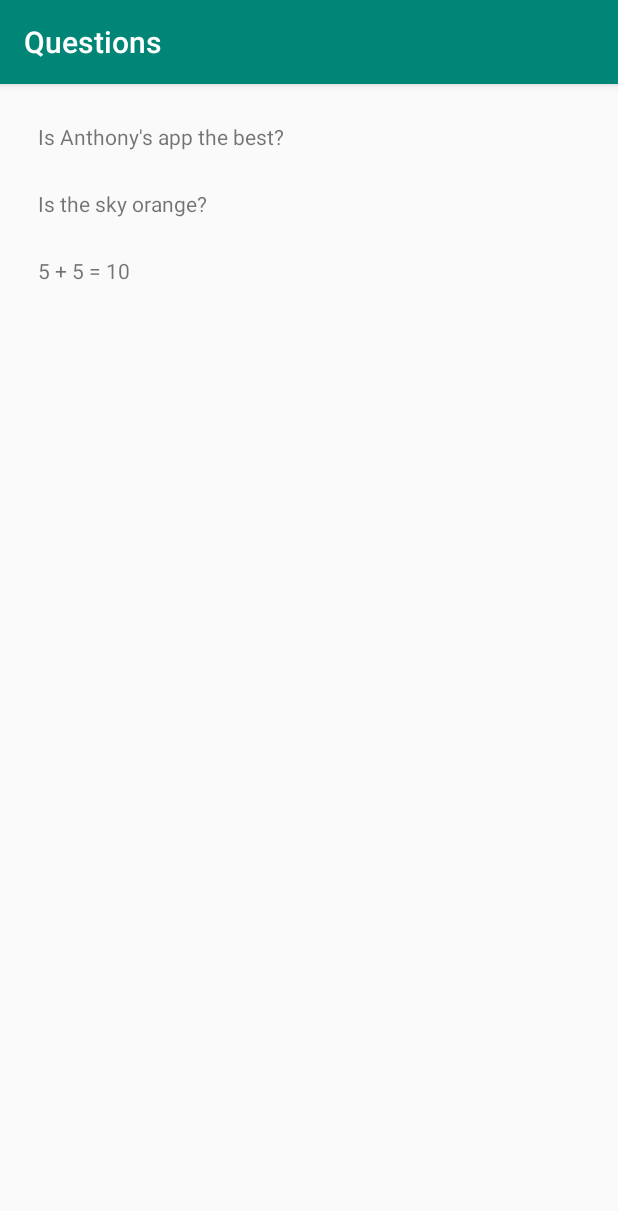
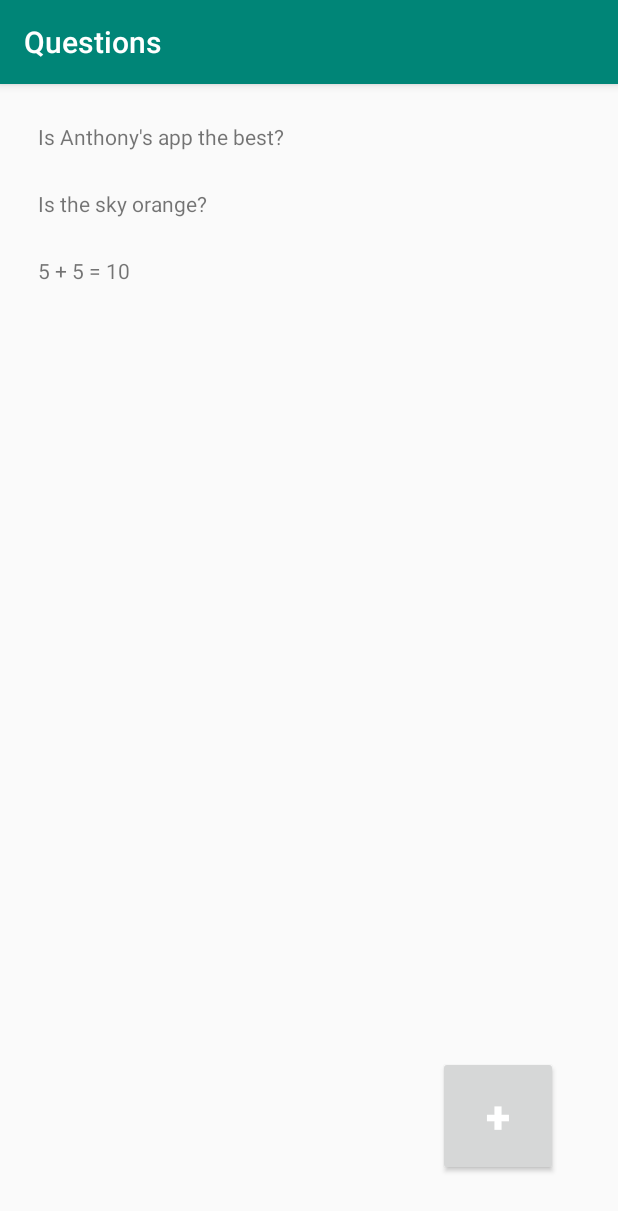
Before and after one commit to Arivlorn/Quizer-App, an Android app: the QuestionListFragment screen opened directly, with no data from a screen before it, on a phone screen of 412 x 824 dp. Shown: the top 1211 px of the screen. Run offline under Robolectric (Android 15) with nearby library versions, the phone set to English and light mode, and no system bars.

Commit message:
Added button to add questions to list.

```diff
--- a/app/build.gradle
+++ b/app/build.gradle
@@ -28,4 +28,5 @@ dependencies {
     androidTestImplementation 'androidx.test.ext:junit:1.1.1'
     androidTestImplementation 'androidx.test.espresso:espresso-core:3.2.0'
     implementation 'androidx.recyclerview:recyclerview:1.0.0'
+    implementation 'com.google.android.material:material:1.0.0'
 }
--- a/app/src/main/java/edu/andrews/cptr252/aisensee/quizer/QuestionList.java
+++ b/app/src/main/java/edu/andrews/cptr252/aisensee/quizer/QuestionList.java
@@ -70,9 +70,8 @@ public class QuestionList {
      * @param q the question to add.
      */
     public void addQuestion(Question q) {
-
-        //
-
+        // adds a question to the question list
+        mQuestions.add(q);
     }
 
     /**
--- a/app/src/main/java/edu/andrews/cptr252/aisensee/quizer/QuestionListFragment.java
+++ b/app/src/main/java/edu/andrews/cptr252/aisensee/quizer/QuestionListFragment.java
@@ -1,5 +1,6 @@
 package edu.andrews.cptr252.aisensee.quizer;
 
+import android.content.Intent;
 import android.os.Bundle;
 
 import androidx.fragment.app.Fragment;
@@ -9,6 +10,7 @@ import androidx.recyclerview.widget.RecyclerView;
 import android.view.LayoutInflater;
 import android.view.View;
 import android.view.ViewGroup;
+import android.widget.Button;
 
 import java.util.ArrayList;
 
@@ -26,6 +28,9 @@ public class QuestionListFragment extends Fragment {
 
     /** Adapter that generates/reuses views to display questions */
     private QuestionAdapter mQuestionAdapter;
+
+    /** Reference to button to add a question. */
+    private Button mAddQuestionButton;
 
     public QuestionListFragment() {
         // Required empty public constructor
@@ -56,15 +61,54 @@ public class QuestionListFragment extends Fragment {
         // sets the view that we'll be returning for the onCreateView to take care of.
         View v = inflater.inflate(R.layout.question_list_fragment, container, false);
 
+        //==========================================================================================
+        // Recycler View for List Items
+        //==========================================================================================
+
+        // set to correct recycler view
         mRecyclerView = v.findViewById(R.id.question_list_recyclerView);
         // recyclerview will use our question adapter to create views for questions
         mRecyclerView.setAdapter(mQuestionAdapter);
         // use a linear layout when displaying questions
         mRecyclerView.setLayoutManager(new LinearLayoutManager(getActivity()));
 
+        //==========================================================================================
+        // Add Question Button
+        //==========================================================================================
+
+        // set to correct button
+        mAddQuestionButton = v.findViewById(R.id.add_question_button);
+        // create an OnClickListener
+        mAddQuestionButton.setOnClickListener(new View.OnClickListener() {
+            @Override
+            public void onClick(View v) {
+                // on click, run addQuestion
+                addQuestion();
+            }
+        });
+
         // return the view to be created.
         return v;
 
+    }
+
+    /** Create a new question, add it to the list, and launch the details view. */
+    private void addQuestion() {
+
+        // create a new question
+        Question question = new Question();
+
+        // add it to the list
+        QuestionList.getInstance(getActivity()).addQuestion(question);
+
+        // create an intent to send to QuestionDetailsActivity
+        Intent intent = new Intent(getActivity(), QuestionDetailsActivity.class);
+
+        // add the question id as an extra so that QuestionDetailsFragment can actually edit it
+        intent.putExtra(QuestionAdapter.EXTRA_QUESTION_ID, question.getID());
+
+        // launch QuestionDetailsActivity, which launches QuestionDetailsFragment
+        startActivityForResult(intent, 0);
     }
 
     /**
--- a/app/src/main/res/layout/question_list_fragment.xml
+++ b/app/src/main/res/layout/question_list_fragment.xml
@@ -15,4 +15,19 @@
         app:layout_constraintEnd_toEndOf="parent"
         app:layout_constraintStart_toStartOf="parent"
         app:layout_constraintTop_toTopOf="parent" />
+
+    <!-- TODO: Add formatting for round button. -->
+    <Button
+        android:id="@+id/add_question_button"
+        android:layout_width="80dp"
+        android:layout_height="80dp"
+        android:layout_marginEnd="40dp"
+        android:layout_marginBottom="40dp"
+        android:text="@string/add_question_button"
+        android:textAlignment="center"
+        android:textColor="@color/cardview_light_background"
+        android:textSize="30sp"
+        android:textStyle="bold"
+        app:layout_constraintBottom_toBottomOf="parent"
+        app:layout_constraintEnd_toEndOf="parent" />
 </androidx.constraintlayout.widget.ConstraintLayout>
--- a/app/src/main/res/values/strings.xml
+++ b/app/src/main/res/values/strings.xml
@@ -17,5 +17,7 @@
     <string name="true_headline">True</string>
     <string name="false_headline">False</string>
 
+    <!-- Add Question Button -->
+    <string name="add_question_button">+</string>
 
 </resources>
```
